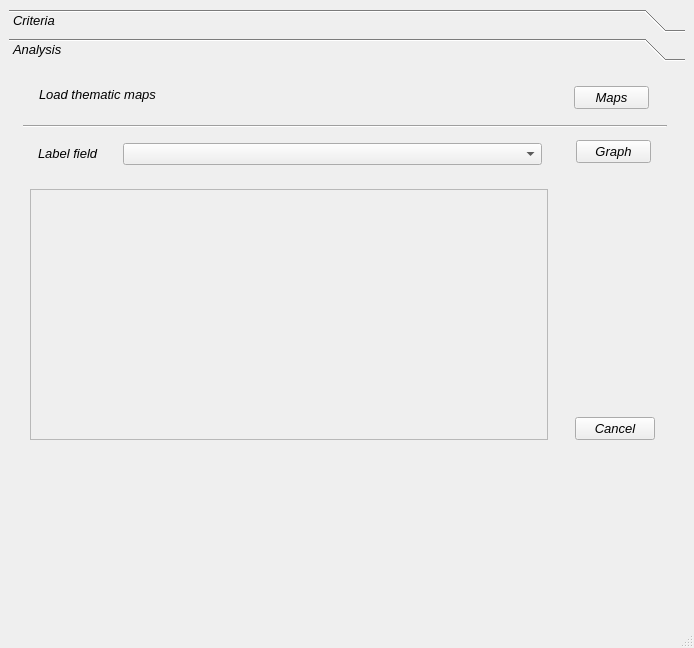
The window that geoFuzzy.ui (gmassei/VectorMCDA) describes before a commit, drawn with Qt 5.
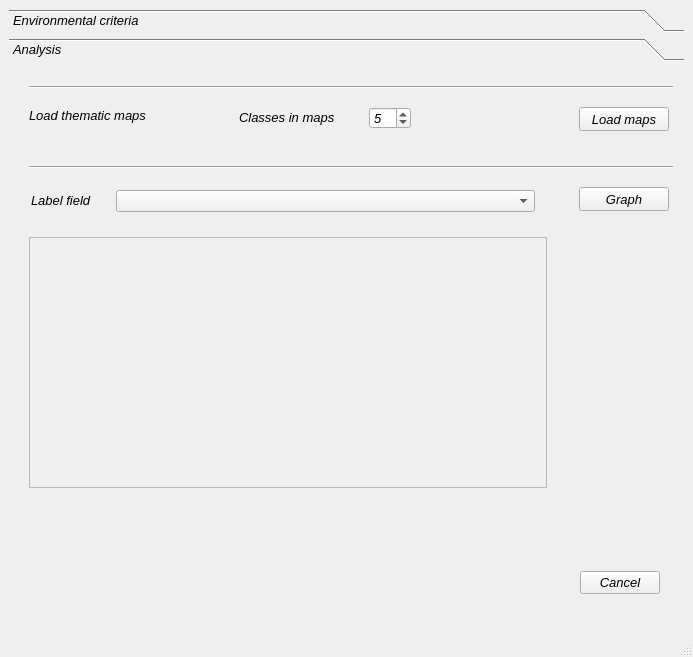
The same window after the commit. The open tabs and pages were chosen to show the change.

Patch:
```diff
--- a/geoFuzzy.ui
+++ b/geoFuzzy.ui
@@ -9,8 +9,8 @@
    <rect>
     <x>0</x>
     <y>0</y>
-    <width>694</width>
-    <height>648</height>
+    <width>693</width>
+    <height>657</height>
    </rect>
   </property>
   <property name="maximumSize">
@@ -70,6 +70,9 @@
      <property name="currentIndex">
       <number>0</number>
      </property>
+     <property name="tabSpacing">
+      <number>6</number>
+     </property>
      <widget class="QWidget" name="EnvironmentaleQTbox">
       <property name="geometry">
        <rect>
@@ -80,7 +83,7 @@
        </rect>
       </property>
       <attribute name="label">
-       <string>Criteria</string>
+       <string>Environmental criteria</string>
       </attribute>
       <widget class="QComboBox" name="EnvlistFieldsCBox">
        <property name="geometry">
@@ -502,8 +505,8 @@
        <rect>
         <x>0</x>
         <y>0</y>
-        <width>98</width>
-        <height>28</height>
+        <width>675</width>
+        <height>579</height>
        </rect>
       </property>
       <attribute name="label">
@@ -512,10 +515,10 @@
       <widget class="QPushButton" name="GraphBtn">
        <property name="geometry">
         <rect>
-         <x>567</x>
-         <y>73</y>
-         <width>75</width>
-         <height>23</height>
+         <x>570</x>
+         <y>120</y>
+         <width>90</width>
+         <height>24</height>
         </rect>
        </property>
        <property name="text">
@@ -525,8 +528,8 @@
       <widget class="QLabel" name="LblGraphic">
        <property name="geometry">
         <rect>
-         <x>21</x>
-         <y>122</y>
+         <x>20</x>
+         <y>170</y>
          <width>518</width>
          <height>251</height>
         </rect>
@@ -547,21 +550,21 @@
       <widget class="QPushButton" name="RenderBtn">
        <property name="geometry">
         <rect>
-         <x>565</x>
-         <y>19</y>
-         <width>75</width>
-         <height>23</height>
+         <x>570</x>
+         <y>40</y>
+         <width>90</width>
+         <height>24</height>
         </rect>
        </property>
        <property name="text">
-        <string>Maps</string>
+        <string>Load maps</string>
        </property>
       </widget>
       <widget class="Line" name="line">
        <property name="geometry">
         <rect>
-         <x>14</x>
-         <y>49</y>
+         <x>20</x>
+         <y>90</y>
          <width>644</width>
          <height>21</height>
         </rect>
@@ -573,8 +576,8 @@
       <widget class="QComboBox" name="LabelListFieldsCBox">
        <property name="geometry">
         <rect>
-         <x>114</x>
-         <y>76</y>
+         <x>107</x>
+         <y>123</y>
          <width>419</width>
          <height>22</height>
         </rect>
@@ -589,8 +592,8 @@
       <widget class="QLabel" name="label_3">
        <property name="geometry">
         <rect>
-         <x>29</x>
-         <y>78</y>
+         <x>22</x>
+         <y>125</y>
          <width>64</width>
          <height>16</height>
         </rect>
@@ -602,8 +605,8 @@
       <widget class="QDialogButtonBox" name="AnlsBtnBox">
        <property name="geometry">
         <rect>
-         <x>560</x>
-         <y>350</y>
+         <x>565</x>
+         <y>504</y>
          <width>86</width>
          <height>23</height>
         </rect>
@@ -615,9 +618,9 @@
       <widget class="QLabel" name="label_4">
        <property name="geometry">
         <rect>
-         <x>30</x>
-         <y>19</y>
-         <width>348</width>
+         <x>20</x>
+         <y>40</y>
+         <width>161</width>
          <height>16</height>
         </rect>
        </property>
@@ -625,6 +628,45 @@
         <string>Load thematic maps</string>
        </property>
       </widget>
+      <widget class="Line" name="line_14">
+       <property name="geometry">
+        <rect>
+         <x>20</x>
+         <y>10</y>
+         <width>644</width>
+         <height>21</height>
+        </rect>
+       </property>
+       <property name="orientation">
+        <enum>Qt::Horizontal</enum>
+       </property>
+      </widget>
+      <widget class="QSpinBox" name="spinBoxClasNum">
+       <property name="geometry">
+        <rect>
+         <x>360</x>
+         <y>40</y>
+         <width>42</width>
+         <height>22</height>
+        </rect>
+       </property>
+       <property name="value">
+        <number>5</number>
+       </property>
+      </widget>
+      <widget class="QLabel" name="label_7">
+       <property name="geometry">
+        <rect>
+         <x>230</x>
+         <y>40</y>
+         <width>111</width>
+         <height>20</height>
+        </rect>
+       </property>
+       <property name="text">
+        <string>Classes in maps</string>
+       </property>
+      </widget>
      </widget>
     </widget>
    </item>
```
Left out of the diff: 104 changed lines with no effect on the pictures.
